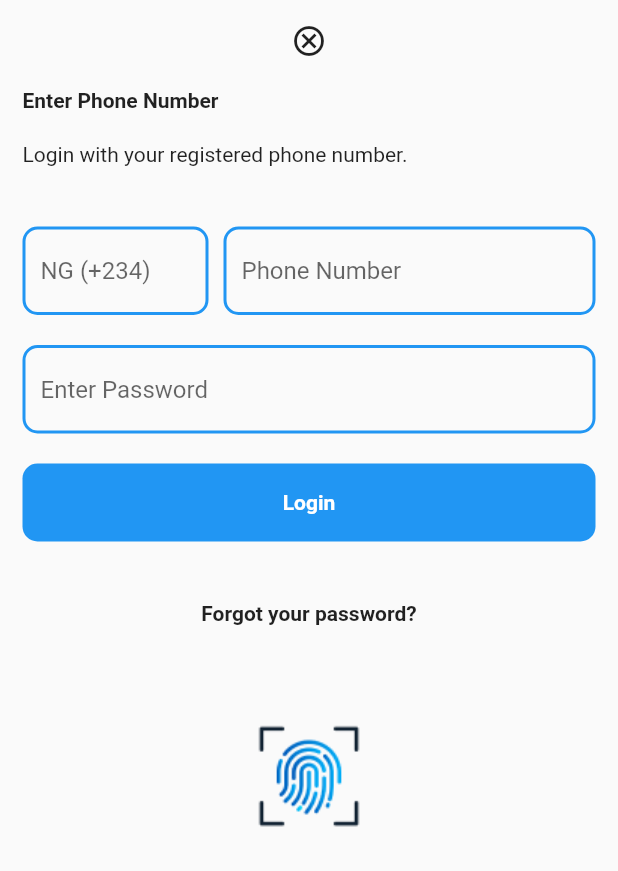
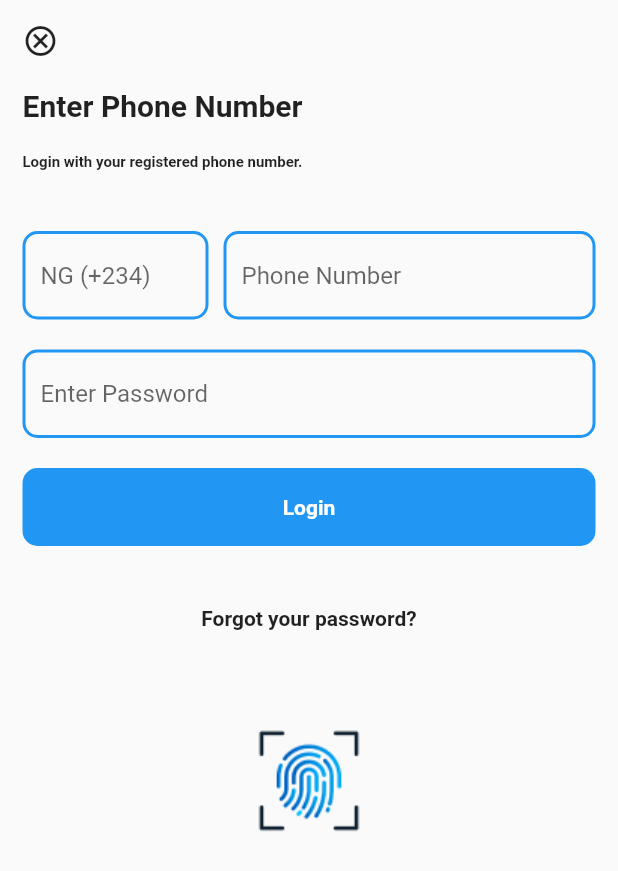
Before and after one commit to ernestkoko/rimotechtest, a Flutter app: the screen it shows after launch, after a tap on "Login", on a phone screen of 412 x 824 dp. Shown: the top 871 px of the screen. Run offline on Flutter 3.47's test engine with Material 2 defaults, Android fonts, the phone set to English and light mode, and no system bars; our stand-ins replace get, google_maps_flutter.

Commit message:
Did refactoring

```diff
--- a/lib/modules/login_module/login_module_page.dart
+++ b/lib/modules/login_module/login_module_page.dart
@@ -13,23 +13,30 @@ class LoginModulePage extends GetView<LoginController> {
     return Scaffold(
       body: SafeArea(
           child: Container(
-        margin: EdgeInsets.all(15),
+        margin: const EdgeInsets.all(15),
         child: ListView(
-
           children: [
             GestureDetector(
-              child: Icon(Icons.cancel_outlined),
-              onTap: () => Get.back(),
+                onTap: () => Get.back(),
+              child: Row(
+                mainAxisAlignment: MainAxisAlignment.start,
+                children: const [
+                 Icon(Icons.cancel_outlined),
+
+              ],)
             ),
             sizedH,
             const Text(
               "Enter Phone Number",
-              style: TextStyle(fontWeight: FontWeight.bold),
+              style: TextStyle(fontWeight: FontWeight.bold, fontSize: 20),
             ),
             sizedH,
             SizedBox(
               width: Get.width,
-              child: const Text("Login with your registered phone number."),
+              child: const Text(
+                "Login with your registered phone number.",
+                style: TextStyle(fontWeight: FontWeight.bold, fontSize: 10),
+              ),
             ),
             sizedH,
             sizedH,
@@ -59,7 +66,9 @@ class LoginModulePage extends GetView<LoginController> {
                       child: const Text(
                         "Login",
                         style: TextStyle(
-                            color: Colors.white, fontWeight: FontWeight.bold),
+                            color: Colors.white,
+                            fontWeight: FontWeight.bold,
+                            fontSize: 14),
                       ),
                     ),
                   ),
@@ -68,7 +77,6 @@ class LoginModulePage extends GetView<LoginController> {
             ),
             sizedH,
             sizedH,
-
             const Center(
               child: Text(
                 "Forgot your password?",
```
